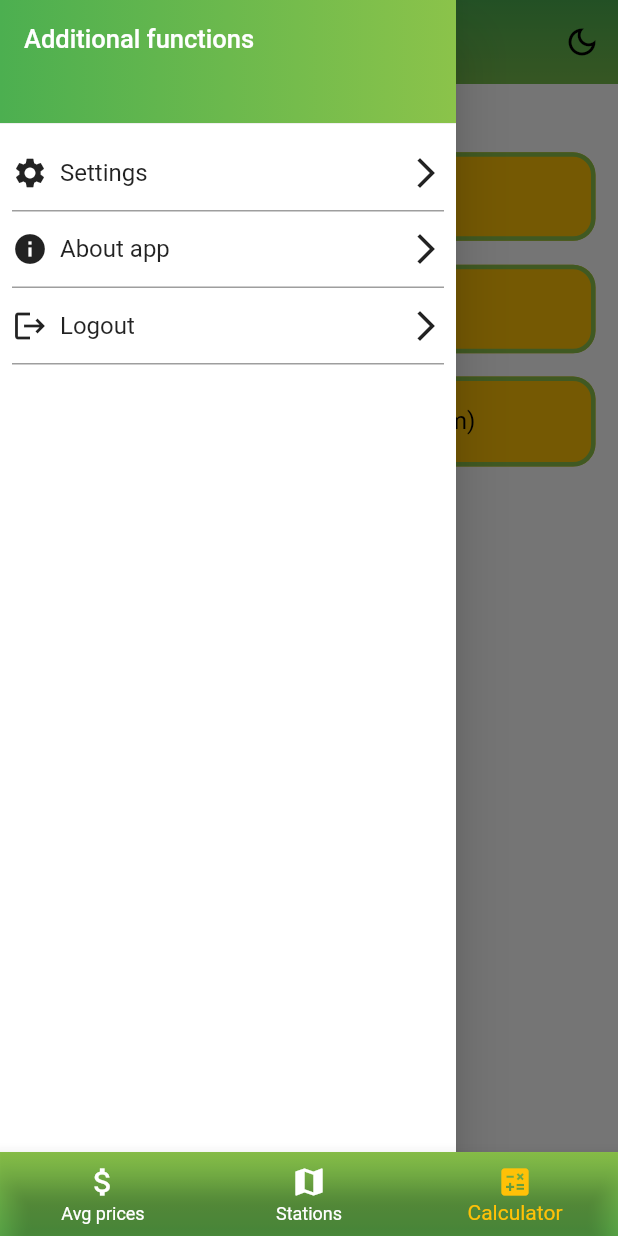
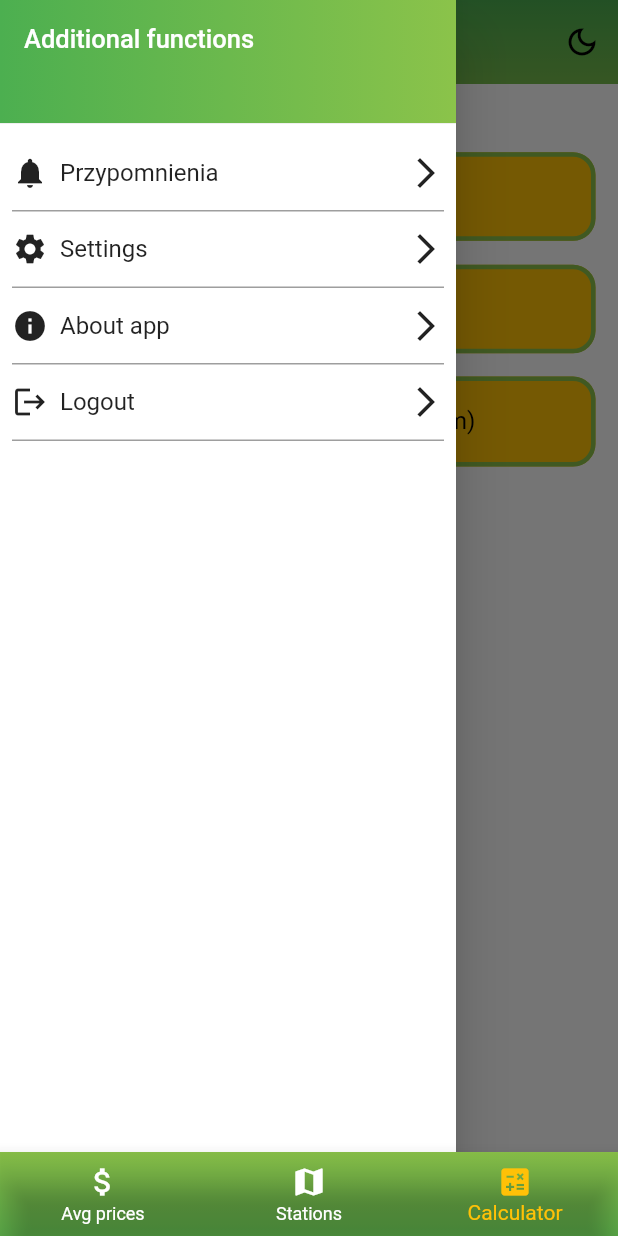
Before and after one commit to Shriz07/Fuel-tracker, a Flutter app: the screen it shows once a user with an empty profile is signed in, item 3 of the bottom bar chosen, with the side drawer open, on a phone screen of 412 x 824 dp. Run offline on Flutter 3.47's test engine with Material 2 defaults, Android fonts, the phone set to English and light mode, and no system bars; our stand-ins replace cloud_firestore, firebase_auth, firebase_core, flutter_local_notifications, flutter_rating_bar, geolocator and 2 more; missing offline and left inert: time_ago_provider; accounts and stored records are empty; network calls fail.

Commit message:
Added notifications to drawer

```diff
--- a/lib/Screens/Drawer/drawer.dart
+++ b/lib/Screens/Drawer/drawer.dart
@@ -1,6 +1,6 @@
 import 'package:flutter/material.dart';
 import 'package:fuel_tracker/Screens/About/about.dart';
-import 'package:fuel_tracker/Screens/Some_screen/testScreen.dart';
+import 'package:fuel_tracker/Screens/Car%20Notifications/carNotifications.dart';
 import 'package:fuel_tracker/l10n/app_localizations.dart';
 import 'package:fuel_tracker/services/authentication_services/auth_services.dart';
 import 'package:fuel_tracker/services/dark_mode/darkThemeProvider.dart';
@@ -29,6 +29,9 @@ class MyDrawer extends StatelessWidget {
                 ),
               ),
             ),
+            CustomListTile(Icons.notifications, 'Przypomnienia', () {
+              Navigator.push(context, MaterialPageRoute(builder: (context) => CarNotifications()));
+            }),
             CustomListTile(Icons.settings, t.drawerSettings, () {}),
             CustomListTile(Icons.info, t.drawerAbout, () {
               Navigator.push(context, MaterialPageRoute(builder: (context) => AboutScreen()));
```
